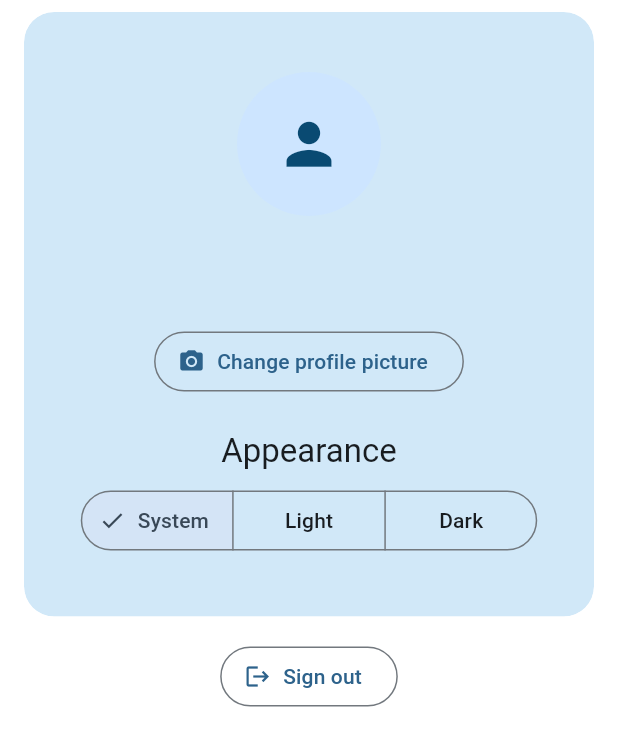
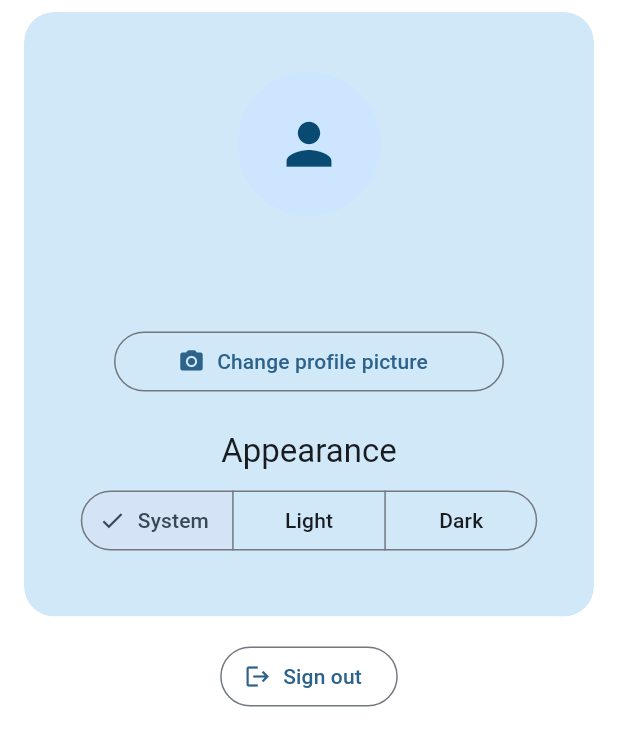
Before and after one commit to leonor-sinogas/world_connect_newsletter, a Flutter app: the ProfilePage widget shown alone on an empty page, opened directly with empty values, on a phone screen of 412 x 824 dp. Shown: the top 746 px of the screen. Run offline on Flutter 3.47's test engine with Material 3 defaults, Android fonts, the phone set to English and light mode, and no system bars; our stand-ins replace image_picker; accounts and stored records are empty; network calls fail.

Commit message:
Center profile picture button label

```diff
--- a/frontend/lib/src/app.dart
+++ b/frontend/lib/src/app.dart
@@ -1329,7 +1329,12 @@ class ProfilePage extends StatelessWidget {
                       ),
                       Text(user.email),
                       const SizedBox(height: 12),
-                      OutlinedButton.icon(
+                      SizedBox(
+                        width: 260,
+                        child: OutlinedButton.icon(
+                          style: OutlinedButton.styleFrom(
+                            alignment: Alignment.center,
+                          ),
                           onPressed: () async {
                             final picked = await ImagePicker().pickImage(
                               source: ImageSource.gallery,
@@ -1342,6 +1347,7 @@ class ProfilePage extends StatelessWidget {
                           },
                           icon: const Icon(Icons.photo_camera),
                           label: const Text('Change profile picture'),
+                        ),
                       ),
                       const SizedBox(height: 22),
                       Center(
```
Lines whose indentation alone changed are shown as unchanged.
